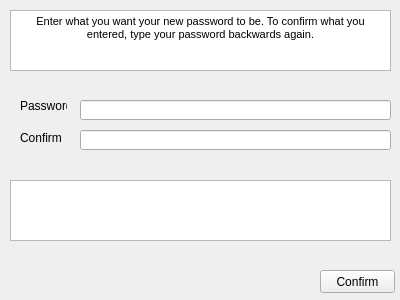
First picture: the form in qt/createpassword.ui, repository python-discord/code-jam-4, before the edit.
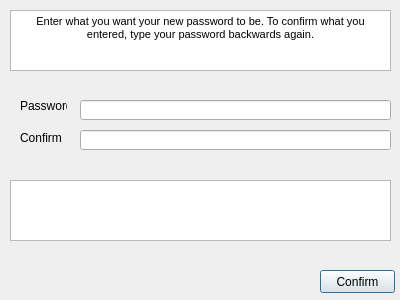
Second picture: the form after the edit.

Commit message: converted widgets to dialogs

```diff
--- a/qt/createpassword.ui
+++ b/qt/createpassword.ui
@@ -1,7 +1,7 @@
 <?xml version="1.0" encoding="UTF-8"?>
 <ui version="4.0">
  <class>CreatePassword</class>
- <widget class="QWidget" name="CreatePassword">
+ <widget class="QDialog" name="CreatePassword">
   <property name="geometry">
    <rect>
     <x>0</x>
```
The commit also changes 7 other files.
